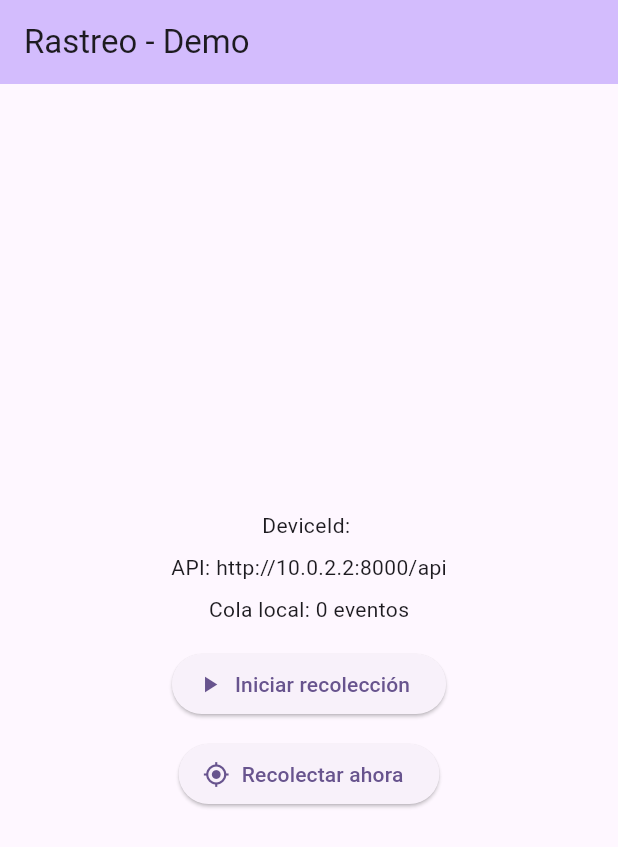
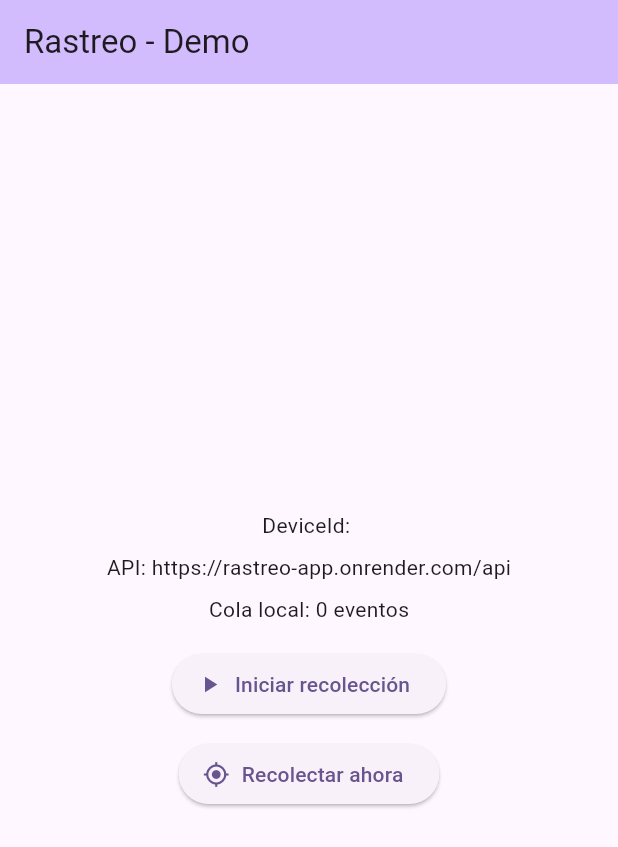
Before and after one commit to JDR69/Rastreo-app, a Flutter app: the screen it shows after launch, on a phone screen of 412 x 824 dp. Shown: the top 847 px of the screen. Run offline on Flutter 3.47's test engine with Material 3 defaults, Android fonts, the light colour scheme and no system bars; our stand-ins replace battery_plus, connectivity_plus, device_info_plus, dio, geolocator; missing offline and left inert: flutter_background_service, flutter_background_service_android.

Commit message:
Configurado para Render

```diff
--- a/movil_app/lib/config.dart
+++ b/movil_app/lib/config.dart
@@ -1,8 +1,8 @@
 class AppConfig {
   // TODO: Cambia la IP al servidor Django en tu red local
   //static const String apiBase = 'http://192.168.0.100:8000/api';
-  static const String apiBase = 'http://10.0.2.2:8000/api';
-
+  //static const String apiBase = 'http://10.0.2.2:8000/api';
+  static const String apiBase = 'https://rastreo-app.onrender.com/api';
   // Intervalo en segundos entre eventos
   static const int intervalSeconds = 10; // exacto cada 10s
 
```
